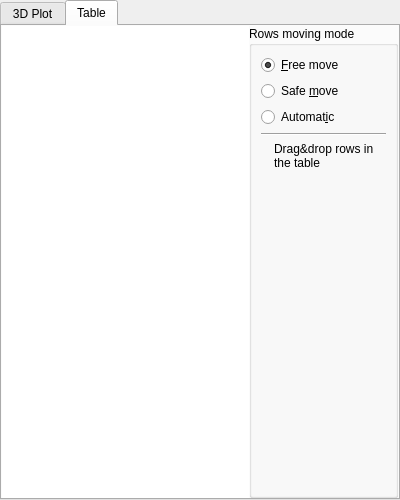
The window that UI/histogram2d.ui (Shadasviar/APOD) describes before a commit, drawn with Qt 5.
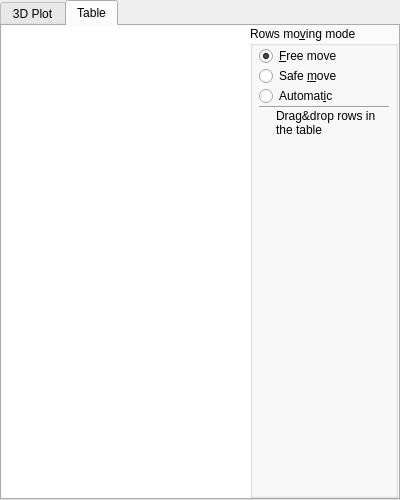
The same window after the commit. The open tabs and pages were chosen to show the change. Icons and pictures are not drawn.

Patch:
```diff
--- a/UI/histogram2d.ui
+++ b/UI/histogram2d.ui
@@ -185,10 +185,40 @@
           </item>
           <item>
            <widget class="QGroupBox" name="groupBox">
+            <property name="sizePolicy">
+             <sizepolicy hsizetype="Preferred" vsizetype="Preferred">
+              <horstretch>0</horstretch>
+              <verstretch>0</verstretch>
+             </sizepolicy>
+            </property>
             <property name="title">
-             <string>Rows moving mode</string>
+             <string>Rows mo&amp;ving mode</string>
+            </property>
+            <property name="flat">
+             <bool>true</bool>
+            </property>
+            <property name="checkable">
+             <bool>false</bool>
             </property>
             <layout class="QGridLayout" name="gridLayout_2">
+             <property name="leftMargin">
+              <number>6</number>
+             </property>
+             <property name="topMargin">
+              <number>0</number>
+             </property>
+             <property name="rightMargin">
+              <number>6</number>
+             </property>
+             <property name="bottomMargin">
+              <number>0</number>
+             </property>
+             <property name="horizontalSpacing">
+              <number>10</number>
+             </property>
+             <property name="verticalSpacing">
+              <number>0</number>
+             </property>
              <item row="5" column="0">
               <widget class="QLabel" name="label_2">
                <property name="text">
```
